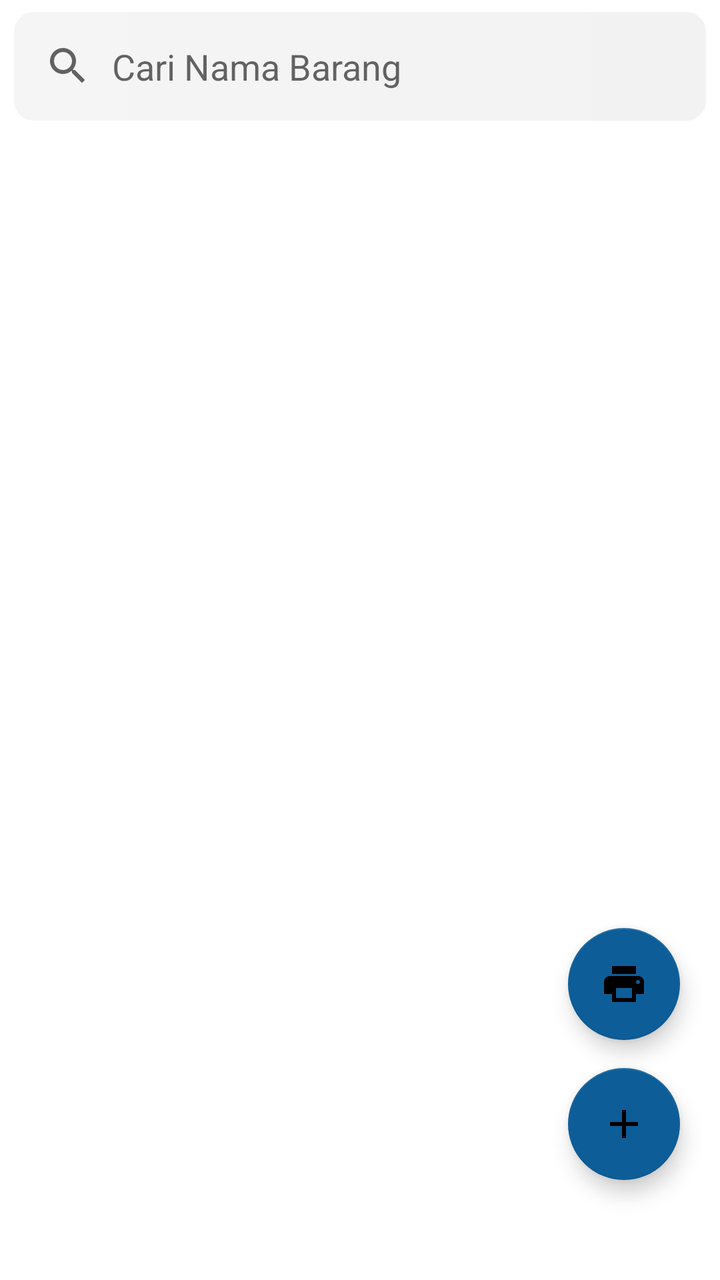
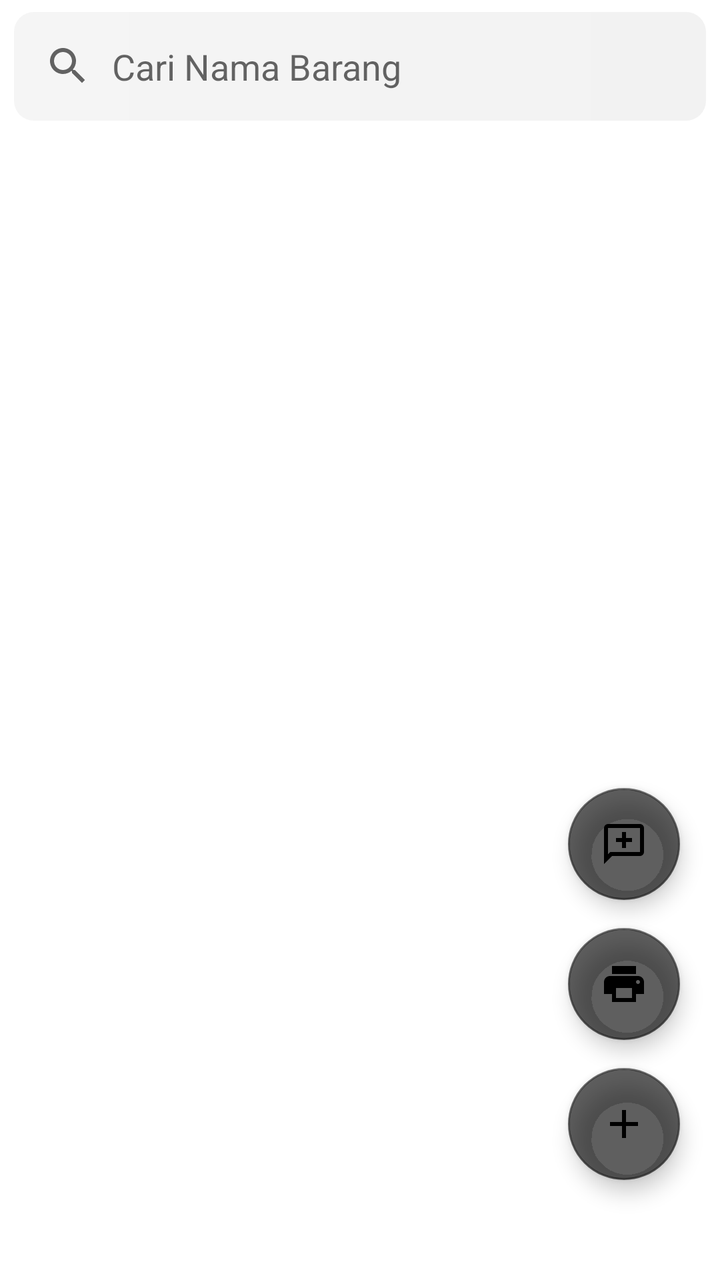

An Android layout rendered at two revisions. The XML below is the earlier revision; the diff shows what the commit changed to produce the second picture.
<!-- AndroidManifest.xml: activity theme Theme.Bestbeauty -->
<!-- res/layout/activity_master_barang.xml -->
<?xml version="1.0" encoding="utf-8"?>

<RelativeLayout
    xmlns:app="http://schemas.android.com/apk/res-auto"
    xmlns:tools="http://schemas.android.com/tools"
    android:layout_width="match_parent"
    tools:context=".admin.MasterBarangActivity"
    android:layout_height="match_parent"
    xmlns:android="http://schemas.android.com/apk/res/android">


    <LinearLayout

        android:paddingVertical="2dp"
        android:paddingHorizontal="2dp"
        android:orientation="vertical"

        android:layout_width="match_parent"
        android:layout_height="match_parent">

        <EditText
            android:id="@+id/etcari"
            android:drawablePadding="10dp"
            android:drawableStart="@drawable/ic_search"
            android:layout_marginTop="4dp"
            android:layout_marginHorizontal="5dp"
            android:paddingVertical="15dp"
            android:paddingHorizontal="15dp"
            android:hint="Cari Nama Barang"
            android:background="@drawable/button_round_4"
            android:layout_width="match_parent"
            android:layout_height="wrap_content"/>

        <androidx.recyclerview.widget.RecyclerView
            android:background="@color/white"
            android:paddingVertical="10dp"
            android:paddingHorizontal="2dp"
            android:id="@+id/rvbarang"
            android:layout_width="match_parent"
            android:layout_height="match_parent"/>


    </LinearLayout>

    <ProgressBar
        android:visibility="gone"
        android:layout_centerInParent="true"
        android:id="@+id/loading"
        android:layout_width="match_parent"
        android:layout_height="wrap_content"/>

    <com.google.android.material.floatingactionbutton.FloatingActionButton
        android:id="@+id/fab_print"
        android:layout_alignParentRight="true"
        android:layout_alignParentBottom="true"
        android:layout_marginBottom="120dp"
        android:layout_marginRight="20dp"
        android:src="@drawable/ic_print"
        android:layout_width="match_parent"
        android:layout_height="wrap_content"/>

    <com.google.android.material.floatingactionbutton.FloatingActionButton
        android:id="@+id/fab_tambah"
        android:layout_alignParentRight="true"
        android:layout_alignParentBottom="true"
        android:layout_marginBottom="50dp"
        android:layout_marginRight="20dp"
        android:src="@drawable/ic_tambah"
        android:layout_width="match_parent"
        android:layout_height="wrap_content"/>


</RelativeLayout>
<!-- resources referenced by this layout -->
<resources>
  <color name="white">#FFFFFF</color>
  <!-- drawable button_round_4 (drawable) -->
  <?xml version="1.0" encoding="utf-8"?>
  
  <shape xmlns:android="http://schemas.android.com/apk/res/android"
      android:shape="rectangle">
      <corners
          android:bottomLeftRadius="10dp"
          android:bottomRightRadius="10dp"
          android:topLeftRadius="10dp"
          android:topRightRadius="10dp" />
      <gradient
          android:angle="360"
          android:endColor="@color/grey_5"
          android:startColor="@color/whitesmoke" />
  
  </shape>
  <!-- drawable ic_print (drawable) -->
  <vector android:height="24dp" android:tint="#FEF9FF"
      android:viewportHeight="24" android:viewportWidth="24"
      android:width="24dp" xmlns:android="http://schemas.android.com/apk/res/android">
      <path android:fillColor="@android:color/white" android:pathData="M19,8L5,8c-1.66,0 -3,1.34 -3,3v6h4v4h12v-4h4v-6c0,-1.66 -1.34,-3 -3,-3zM16,19L8,19v-5h8v5zM19,12c-0.55,0 -1,-0.45 -1,-1s0.45,-1 1,-1 1,0.45 1,1 -0.45,1 -1,1zM18,3L6,3v4h12L18,3z"/>
  </vector>
  <!-- drawable ic_search (drawable) -->
  <vector xmlns:android="http://schemas.android.com/apk/res/android"
      android:width="24dp"
      android:height="24dp"
      android:viewportWidth="24"
      android:viewportHeight="24"
      android:tint="?attr/colorControlNormal">
    <path
        android:fillColor="@android:color/white"
        android:pathData="M15.5,14h-0.79l-0.28,-0.27C15.41,12.59 16,11.11 16,9.5 16,5.91 13.09,3 9.5,3S3,5.91 3,9.5 5.91,16 9.5,16c1.61,0 3.09,-0.59 4.23,-1.57l0.27,0.28v0.79l5,4.99L20.49,19l-4.99,-5zM9.5,14C7.01,14 5,11.99 5,9.5S7.01,5 9.5,5 14,7.01 14,9.5 11.99,14 9.5,14z"/>
  </vector>
  <!-- drawable ic_tambah (drawable) -->
  <vector android:height="512dp" android:tint="@color/white"
      android:viewportHeight="24" android:viewportWidth="24"
      android:width="512dp" xmlns:android="http://schemas.android.com/apk/res/android">
      <path android:fillColor="@android:color/white" android:pathData="M19,13h-6v6h-2v-6H5v-2h6V5h2v6h6v2z"/>
  </vector>
  <style name="Theme.Bestbeauty" parent="Theme.MaterialComponents.DayNight.DarkActionBar">
          
          <item name="colorPrimary">@color/colorPrimary</item>
          <item name="colorPrimaryVariant">@color/colorPrimaryDark</item>
          <item name="colorOnPrimary">@color/white</item>
          
          <item name="colorSecondary">@color/colorAccent</item>
          <item name="colorSecondaryVariant">@color/colorAccentDark</item>
          <item name="colorOnSecondary">@color/black</item>
          
          <item name="android:statusBarColor" tools:targetApi="l">?attr/colorPrimaryVariant</item>
          
      </style>
  <color name="grey_5">#f2f2f2</color>
  <color name="whitesmoke">#F5F5F5</color>
  <color name="colorPrimary">#49BEFF</color>
  <color name="colorPrimaryDark">#65DCE5</color>
  <color name="colorAccent">#0D5D98</color>
  <color name="colorAccentDark">#C0CA33</color>
  <color name="black">#000000</color>
</resources>

<!-- the commit's change to res/layout/activity_master_barang.xml (unified diff, before → after) -->
@@ -50,12 +50,24 @@
         android:layout_height="wrap_content"/>
 
     <com.google.android.material.floatingactionbutton.FloatingActionButton
+        android:id="@+id/fab_wa"
+        android:layout_alignParentRight="true"
+        android:layout_alignParentBottom="true"
+        android:layout_marginBottom="190dp"
+        android:layout_marginRight="20dp"
+        android:src="@drawable/ic_wa"
+        app:backgroundTint="@color/blackTransparent"
+        android:layout_width="match_parent"
+        android:layout_height="wrap_content"/>
+
+    <com.google.android.material.floatingactionbutton.FloatingActionButton
         android:id="@+id/fab_print"
         android:layout_alignParentRight="true"
         android:layout_alignParentBottom="true"
         android:layout_marginBottom="120dp"
         android:layout_marginRight="20dp"
         android:src="@drawable/ic_print"
+        app:backgroundTint="@color/blackTransparent"
         android:layout_width="match_parent"
         android:layout_height="wrap_content"/>
 
@@ -66,6 +78,7 @@
         android:layout_marginBottom="50dp"
         android:layout_marginRight="20dp"
         android:src="@drawable/ic_tambah"
+        app:backgroundTint="@color/blackTransparent"
         android:layout_width="match_parent"
         android:layout_height="wrap_content"/>
 
<!-- resource entries referenced after the edit -->
@@ -1,5 +1,6 @@
 <!-- resources referenced by this layout -->
 <resources>
+  <color name="blackTransparent">#a0000000</color>
   <color name="white">#FFFFFF</color>
   <!-- drawable button_round_4 (drawable) -->
   <?xml version="1.0" encoding="utf-8"?>
@@ -40,6 +41,12 @@
       android:width="512dp" xmlns:android="http://schemas.android.com/apk/res/android">
       <path android:fillColor="@android:color/white" android:pathData="M19,13h-6v6h-2v-6H5v-2h6V5h2v6h6v2z"/>
   </vector>
+  <!-- drawable ic_wa (drawable) -->
+  <vector xmlns:android="http://schemas.android.com/apk/res/android" android:height="24dp" android:tint="#0022FF" android:viewportHeight="960" android:viewportWidth="960" android:width="24dp">
+        
+      <path android:fillColor="@android:color/white" android:pathData="M440,560L520,560L520,440L640,440L640,360L520,360L520,240L440,240L440,360L320,360L320,440L440,440L440,560ZM80,880L80,160Q80,127 103.5,103.5Q127,80 160,80L800,80Q833,80 856.5,103.5Q880,127 880,160L880,640Q880,673 856.5,696.5Q833,720 800,720L240,720L80,880ZM206,640L800,640Q800,640 800,640Q800,640 800,640L800,160Q800,160 800,160Q800,160 800,160L160,160Q160,160 160,160Q160,160 160,160L160,685L206,640ZM160,640L160,640L160,160Q160,160 160,160Q160,160 160,160L160,160Q160,160 160,160Q160,160 160,160L160,640Q160,640 160,640Q160,640 160,640Z"/>
+      
+  </vector>
   <style name="Theme.Bestbeauty" parent="Theme.MaterialComponents.DayNight.DarkActionBar">
           
           <item name="colorPrimary">@color/colorPrimary</item>
